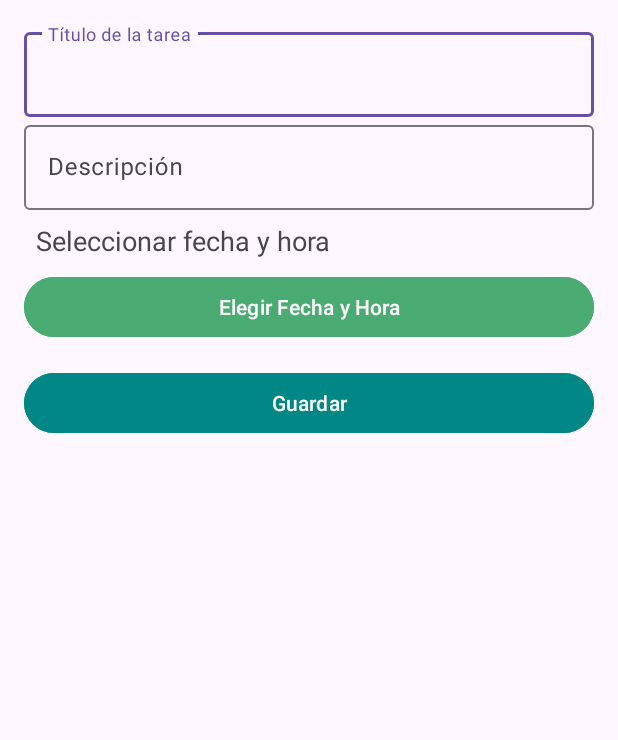
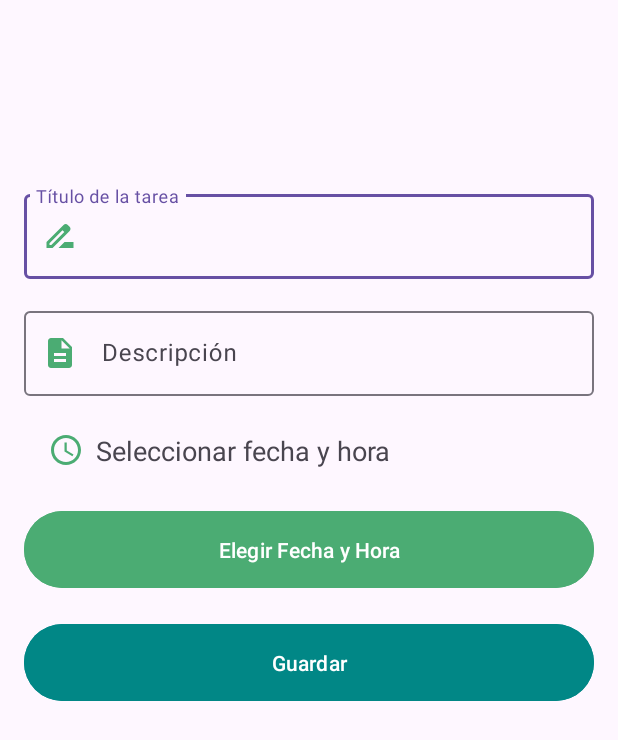
Before and after one commit to Bitxo92/Taskly, an Android app: the AddTaskActivity screen opened directly, with no data from a screen before it, on a phone screen of 412 x 824 dp. Shown: the top 740 px of the screen. Run offline under Robolectric (Android 15) with nearby library versions, the phone set to English and light mode, and no system bars.

Commit message:
changed design of app

```diff
--- /dev/null
+++ b/app/src/main/res/drawable/ic_date_range.xml
@@ -0,0 +1,7 @@
+<vector xmlns:android="http://schemas.android.com/apk/res/android" android:height="24dp" android:tint="#000000" android:viewportHeight="24" android:viewportWidth="24" android:width="24dp">
+
+    <path android:fillColor="@android:color/white" android:pathData="M11.99,2C6.47,2 2,6.48 2,12s4.47,10 9.99,10C17.52,22 22,17.52 22,12S17.52,2 11.99,2zM12,20c-4.42,0 -8,-3.58 -8,-8s3.58,-8 8,-8 8,3.58 8,8 -3.58,8 -8,8z"/>
+
+    <path android:fillColor="@android:color/white" android:pathData="M12.5,7H11v6l5.25,3.15 0.75,-1.23 -4.5,-2.67z"/>
+
+</vector>
--- /dev/null
+++ b/app/src/main/res/drawable/ic_description.xml
@@ -0,0 +1,5 @@
+<vector xmlns:android="http://schemas.android.com/apk/res/android" android:height="24dp" android:tint="#000000" android:viewportHeight="24" android:viewportWidth="24" android:width="24dp">
+
+    <path android:fillColor="@android:color/white" android:pathData="M14,2L6,2c-1.1,0 -1.99,0.9 -1.99,2L4,20c0,1.1 0.89,2 1.99,2L18,22c1.1,0 2,-0.9 2,-2L20,8l-6,-6zM16,18L8,18v-2h8v2zM16,14L8,14v-2h8v2zM13,9L13,3.5L18.5,9L13,9z"/>
+
+</vector>
--- /dev/null
+++ b/app/src/main/res/drawable/ic_save.xml
@@ -0,0 +1,5 @@
+<vector xmlns:android="http://schemas.android.com/apk/res/android" android:height="24dp" android:tint="#000000" android:viewportHeight="24" android:viewportWidth="24" android:width="24dp">
+
+    <path android:fillColor="@android:color/white" android:pathData="M17,3L5,3c-1.11,0 -2,0.9 -2,2v14c0,1.1 0.89,2 2,2h14c1.1,0 2,-0.9 2,-2L21,7l-4,-4zM12,19c-1.66,0 -3,-1.34 -3,-3s1.34,-3 3,-3 3,1.34 3,3 -1.34,3 -3,3zM15,9L5,9L5,5h10v4z"/>
+
+</vector>
--- /dev/null
+++ b/app/src/main/res/drawable/ic_title.xml
@@ -0,0 +1,5 @@
+<vector xmlns:android="http://schemas.android.com/apk/res/android" android:height="24dp" android:tint="#000000" android:viewportHeight="24" android:viewportWidth="24" android:width="24dp">
+
+    <path android:fillColor="@android:color/white" android:pathData="M18.41,5.8L17.2,4.59c-0.78,-0.78 -2.05,-0.78 -2.83,0l-2.68,2.68L3,15.96V20h4.04l8.74,-8.74 2.63,-2.63c0.79,-0.78 0.79,-2.05 0,-2.83zM6.21,18H5v-1.21l8.66,-8.66 1.21,1.21L6.21,18zM11,20l4,-4h6v4H11z"/>
+
+</vector>
--- a/app/src/main/res/layout/activity_add_task.xml
+++ b/app/src/main/res/layout/activity_add_task.xml
@@ -6,24 +6,41 @@
     android:padding="16dp"
     android:orientation="vertical">
 
+    <!-- 200dp Spacer at the Top -->
+    <View
+        android:layout_width="match_parent"
+        android:layout_height="100dp" />
+
     <com.google.android.material.textfield.TextInputLayout
         android:layout_width="match_parent"
         android:layout_height="wrap_content"
-        android:hint="Título de la tarea">
+        android:hint="Título de la tarea"
+        app:startIconDrawable="@drawable/ic_title"
+        app:startIconTint="@color/teal_700"
+        android:paddingTop="8dp"
+        android:paddingBottom="8dp">
         <com.google.android.material.textfield.TextInputEditText
             android:id="@+id/editTextTitle"
             android:layout_width="match_parent"
-            android:layout_height="wrap_content"/>
+            android:layout_height="wrap_content"
+            android:paddingStart="8dp"
+            android:paddingEnd="8dp"/>
     </com.google.android.material.textfield.TextInputLayout>
 
     <com.google.android.material.textfield.TextInputLayout
         android:layout_width="match_parent"
         android:layout_height="wrap_content"
-        android:hint="Descripción">
+        android:hint="Descripción"
+        app:startIconDrawable="@drawable/ic_description"
+        app:startIconTint="@color/teal_700"
+        android:paddingTop="8dp"
+        android:paddingBottom="8dp">
         <com.google.android.material.textfield.TextInputEditText
             android:id="@+id/editTextDescription"
             android:layout_width="match_parent"
-            android:layout_height="wrap_content"/>
+            android:layout_height="wrap_content"
+            android:paddingStart="8dp"
+            android:paddingEnd="8dp"/>
     </com.google.android.material.textfield.TextInputLayout>
 
     <TextView
@@ -32,7 +49,13 @@
         android:layout_height="wrap_content"
         android:text="Seleccionar fecha y hora"
         android:textAppearance="?android:attr/textAppearanceMedium"
-        android:padding="8dp"/>
+        android:padding="16dp"
+        android:drawableStart="@drawable/ic_date_range"
+        android:drawablePadding="8dp"
+        android:drawableTint="@color/teal_700"
+        android:background="?attr/selectableItemBackground"
+        android:clickable="true"
+        android:focusable="true"/>
 
     <Button
         android:id="@+id/buttonPickDateTime"
@@ -40,7 +63,12 @@
         android:layout_height="wrap_content"
         android:text="Elegir Fecha y Hora"
         android:backgroundTint="@color/teal_700"
-        android:textColor="@android:color/white"/>
+        android:textColor="@android:color/white"
+        android:drawableStart="@drawable/ic_date_range"
+        android:drawablePadding="8dp"
+        android:drawableTint="@android:color/white"
+        android:padding="16dp"
+        android:layout_marginTop="8dp"/>
 
     <Button
         android:id="@+id/buttonSave"
@@ -49,5 +77,9 @@
         android:text="Guardar"
         android:backgroundTint="@color/primary"
         android:textColor="@android:color/white"
+        android:drawableStart="@drawable/ic_save"
+        android:drawablePadding="8dp"
+        android:drawableTint="@android:color/white"
+        android:padding="16dp"
         android:layout_marginTop="16dp"/>
 </LinearLayout>
--- a/app/src/main/res/layout/activity_main.xml
+++ b/app/src/main/res/layout/activity_main.xml
@@ -5,43 +5,32 @@
     android:layout_width="match_parent"
     android:layout_height="match_parent"
     tools:context=".MainActivity">
+
+
+    <!-- 50dp Spacer between AppBar and RecyclerView -->
     <View
         android:layout_width="match_parent"
-        android:layout_height="50dp"/>
+        android:layout_height="50dp"
+        app:layout_behavior="@string/appbar_scrolling_view_behavior" />
 
-    <!-- AppBar con Material Design -->
-    <com.google.android.material.appbar.AppBarLayout
-        android:layout_width="match_parent"
-        android:layout_height="wrap_content"
-        android:theme="@style/ThemeOverlay.Material3.Dark.ActionBar">
-
-        <androidx.appcompat.widget.Toolbar
-            android:id="@+id/toolbar"
-            android:layout_width="match_parent"
-            android:layout_height="?attr/actionBarSize"
-            android:background="?attr/colorPrimary"
-            android:title="Lista de Tareas"
-            android:titleTextColor="@android:color/white"
-            app:popupTheme="@style/ThemeOverlay.Material3.Light" />
-    </com.google.android.material.appbar.AppBarLayout>
-
-    <!-- RecyclerView para mostrar tareas -->
+    <!-- RecyclerView to display tasks -->
     <androidx.recyclerview.widget.RecyclerView
         android:id="@+id/recyclerView"
         android:layout_width="match_parent"
         android:layout_height="match_parent"
+        android:clipToPadding="false"
         android:padding="16dp"
-        android:clipToPadding="false"
-        app:layoutManager="androidx.recyclerview.widget.LinearLayoutManager" />
+        app:layoutManager="androidx.recyclerview.widget.LinearLayoutManager"
+        app:layout_behavior="@string/appbar_scrolling_view_behavior" />
 
-    <!-- Floating Action Button (FAB) para agregar tarea -->
+    <!-- Floating Action Button (FAB) to add a task -->
     <com.google.android.material.floatingactionbutton.FloatingActionButton
         android:id="@+id/fab_add_task"
         android:layout_width="wrap_content"
         android:layout_height="wrap_content"
         android:layout_margin="16dp"
+        android:contentDescription="Agregar Tarea"
         android:src="@android:drawable/ic_input_add"
-        android:contentDescription="Agregar Tarea"
         app:backgroundTint="@color/teal_700"
         app:layout_anchor="@id/recyclerView"
         app:layout_anchorGravity="bottom|end" />
```
